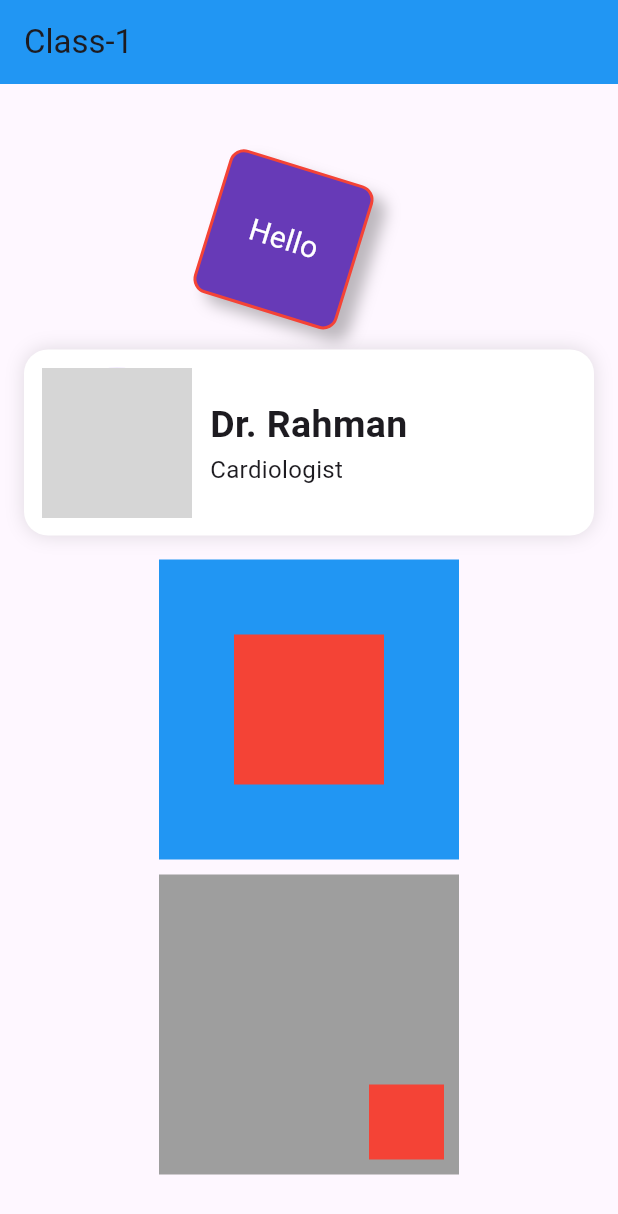
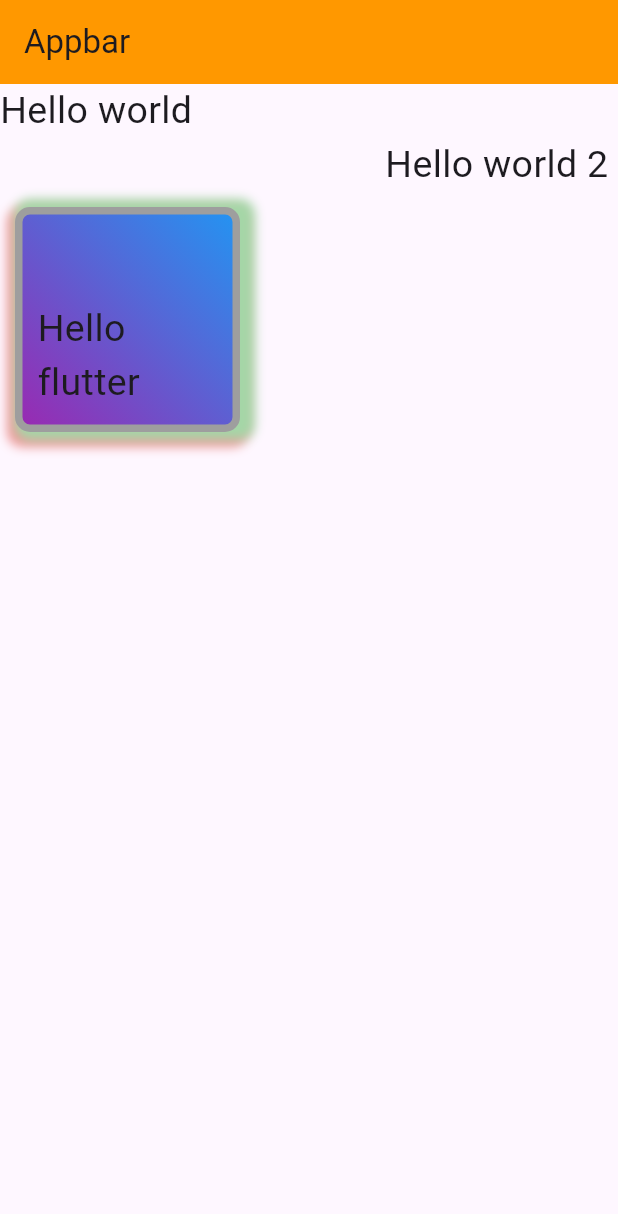
Before and after one commit to taufiqurSabbir/batch_16, a Flutter app: the screen it shows after launch, on a phone screen of 412 x 824 dp. Shown: the top 1214 px of the screen. Run offline on Flutter 3.47's test engine with Material 3 defaults, Android fonts, the phone set to English and light mode, and no system bars; grey boxes are pictures that could not be loaded.

Commit message:
module_10_class_2

```diff
--- a/lib/app.dart
+++ b/lib/app.dart
@@ -2,6 +2,7 @@ import 'package:flutter/material.dart';
 
 import 'home.dart';
 import 'module_10/class_1.dart';
+import 'module_10/class_2.dart';
 import 'module_9/class_3.dart';
 
 class MyApp extends StatelessWidget {
@@ -12,7 +13,7 @@ class MyApp extends StatelessWidget {
     return MaterialApp(
       debugShowCheckedModeBanner: false,
         title: 'Flutter 16',
-      home: Module10Class1(),
+      home: Class2(),
     );
   }
 }
--- /dev/null
+++ b/lib/module_10/class_2.dart
@@ -0,0 +1,68 @@
+import 'package:flutter/material.dart';
+
+class Class2 extends StatelessWidget {
+  const Class2({super.key});
+
+  @override
+  Widget build(BuildContext context) {
+    return Scaffold(
+      appBar: AppBar(
+        title: Text('Appbar'),
+        backgroundColor: Colors.orange,
+      ),
+      body: Column(
+        mainAxisAlignment: MainAxisAlignment.start,
+        crossAxisAlignment: CrossAxisAlignment.start,
+        children: [
+          Text('Hello world',style: TextStyle(fontSize: 25),),
+
+    Align(
+        alignment: Alignment.topRight,
+        child: Text('Hello world 2 ',style: TextStyle(fontSize: 25))),
+
+
+          Container(
+            padding: EdgeInsets.all(10), //inside
+            margin: EdgeInsets.all(10), //outside
+            alignment: Alignment.bottomCenter,
+
+            height: 150,
+            width: 150,
+
+
+            decoration: BoxDecoration(
+              gradient: LinearGradient(colors: [Colors.blue , Colors.purple],
+              begin: Alignment.topRight,
+                end: Alignment.bottomLeft
+
+              ),
+              border: Border.all(width: 5,color: Colors.grey),
+              borderRadius: BorderRadius.circular(10),
+              //   borderRadius: BorderRadius.only(topLeft: Radius.circular(10) , bottomRight: Radius.circular(10)),
+
+
+              boxShadow: [
+                BoxShadow(
+                  color: Colors.red.shade200,
+                  spreadRadius: 5,
+                  offset: Offset(0, 5),
+                  blurRadius: 5
+                ),
+                BoxShadow(
+                  color: Colors.green.shade200,
+                  spreadRadius: 5,
+                  offset: Offset(5, 0),
+                  blurRadius: 5
+                )
+              ]
+            ),
+
+            child: Text('Hello flutter',style: TextStyle(fontSize: 25),),
+          )
+
+
+        ],
+      ),
+    );
+  }
+}
```
